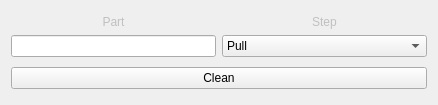
Above: snapcraft-qt/clean_dialog.ui from snapcraft-gui/snapcraft-gui before the change. Below: the same form after it.
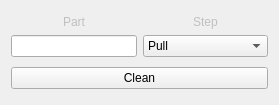
That is the form after the change.

Commit message: dialog resize

```diff
--- a/snapcraft-qt/clean_dialog.ui
+++ b/snapcraft-qt/clean_dialog.ui
@@ -6,7 +6,7 @@
    <rect>
     <x>0</x>
     <y>0</y>
-    <width>438</width>
+    <width>279</width>
     <height>105</height>
    </rect>
   </property>
```
The commit also changes 3 other files.
